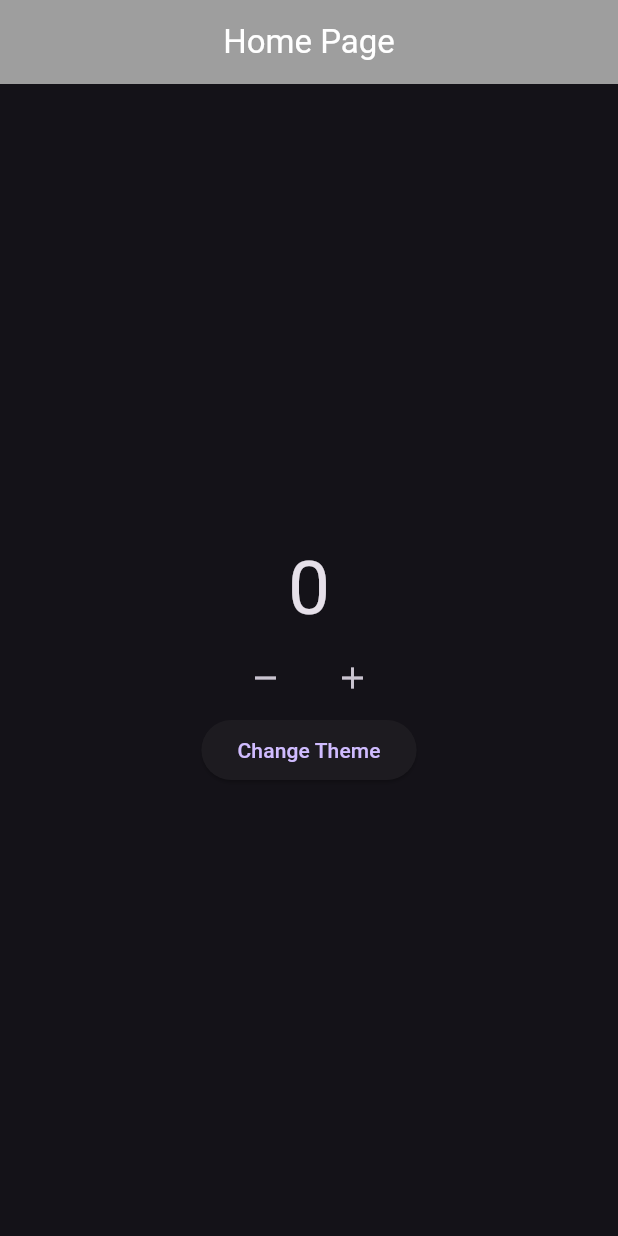
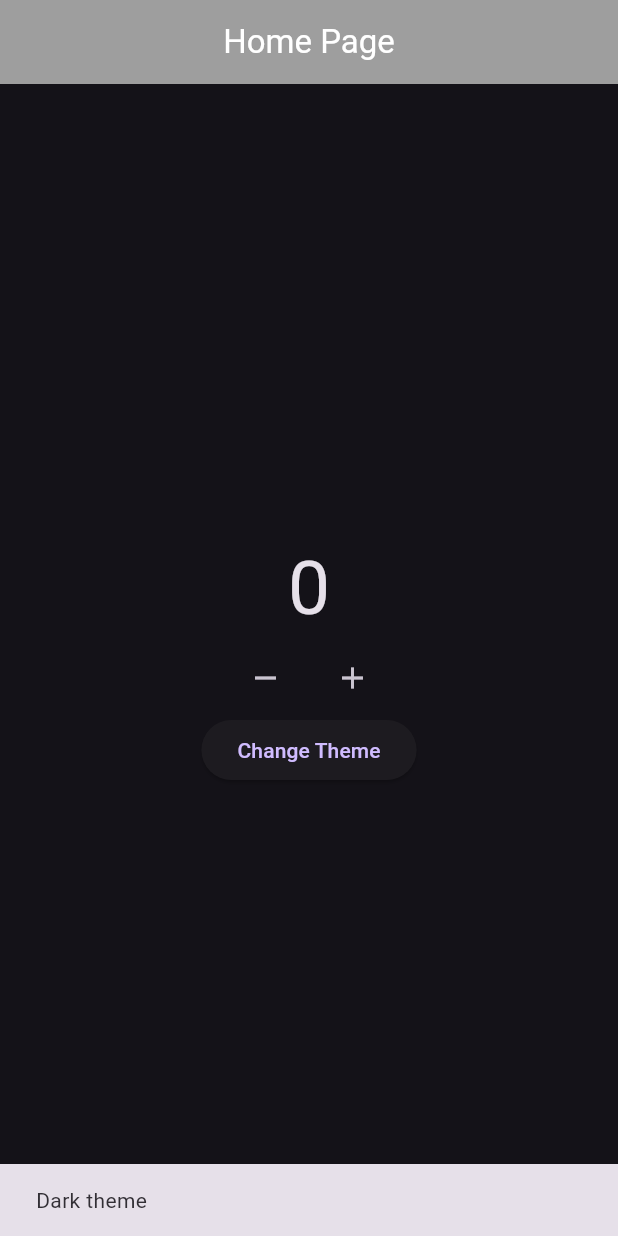
Before and after one commit to AlsoKnownAsZira/zira-bloc, a Flutter app: the screen it shows after launch, after a tap on the "remove" icon, after a tap on the "add" icon, after a tap on "Change Theme", on a phone screen of 412 x 824 dp. Run offline on Flutter 3.47's test engine with Material 3 defaults, Android fonts, the phone set to English and light mode, and no system bars; our stand-ins replace bloc, flutter_bloc.

Commit message:
12. Multi BLOC listener

```diff
--- a/lib/pages/home_page.dart
+++ b/lib/pages/home_page.dart
@@ -16,14 +16,46 @@ class homePage extends StatelessWidget {
         centerTitle: true,
         title: Text(
           'Home Page',
-    style: TextStyle(color: myTheme.state ? const Color.fromARGB(255, 115, 115, 115) : Colors.white),
+          style: TextStyle(
+              color: myTheme.state
+                  ? const Color.fromARGB(255, 115, 115, 115)
+                  : Colors.white),
         ),
       ),
       body: Center(
         child: Column(
           mainAxisAlignment: MainAxisAlignment.center,
           children: [
-            BlocBuilder<Counter, int>(
+            MultiBlocListener(
+              listeners: [
+                BlocListener<ThemeBloc,bool>(
+                  listener: (context, state) {
+                    ScaffoldMessenger.of(context)
+                        .showSnackBar(const SnackBar(content: Text("Dark theme"),duration: Duration(seconds: 1),));
+                  },
+                  listenWhen: (previous, current) {
+                    if (current == false) {
+                      return true;
+                    } else {
+                      return false;
+                    }
+                  },
+                ),
+                 BlocListener<Counter,int>(
+                  listener: (context, state) {
+                    ScaffoldMessenger.of(context)
+                        .showSnackBar(const SnackBar(content: Text("Even number "),duration: Duration(seconds: 1),));
+                  },
+                  listenWhen: (previous, current) {
+                    if (current % 2 == 0) {
+                      return true;
+                    } else {
+                      return false;
+                    }
+                  },
+                ),
+              ],
+              child: BlocBuilder<Counter, int>(
                 bloc: myCounter,
                 builder: (context, state) {
                   return Text(
@@ -33,6 +65,7 @@ class homePage extends StatelessWidget {
                     ),
                   );
                 },
+              ),
             ),
             Row(
               mainAxisAlignment: MainAxisAlignment.center,
```
Lines whose indentation alone changed are shown as unchanged.
